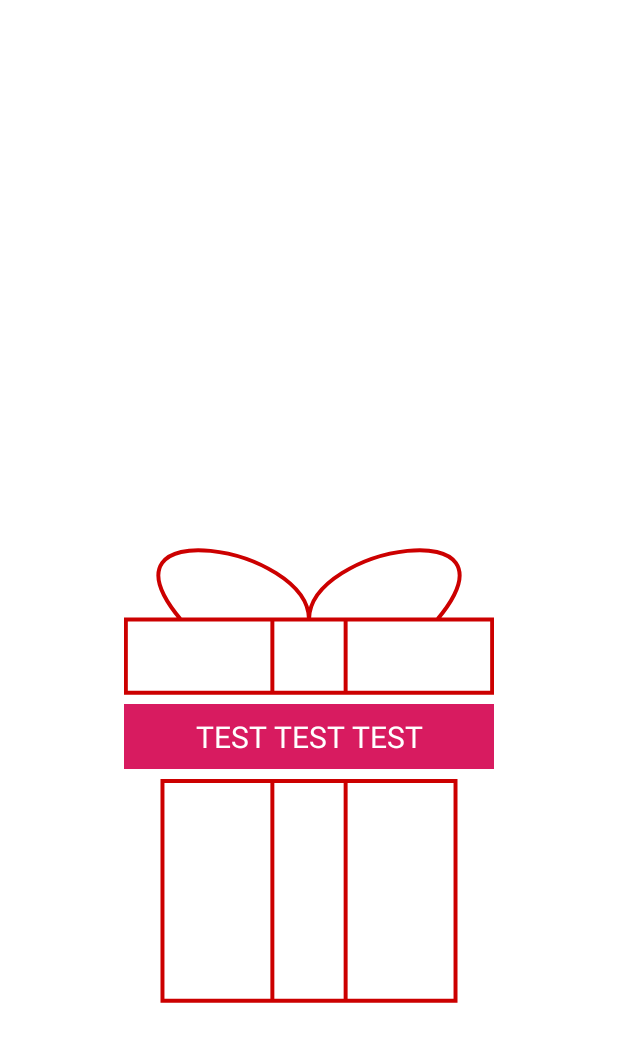
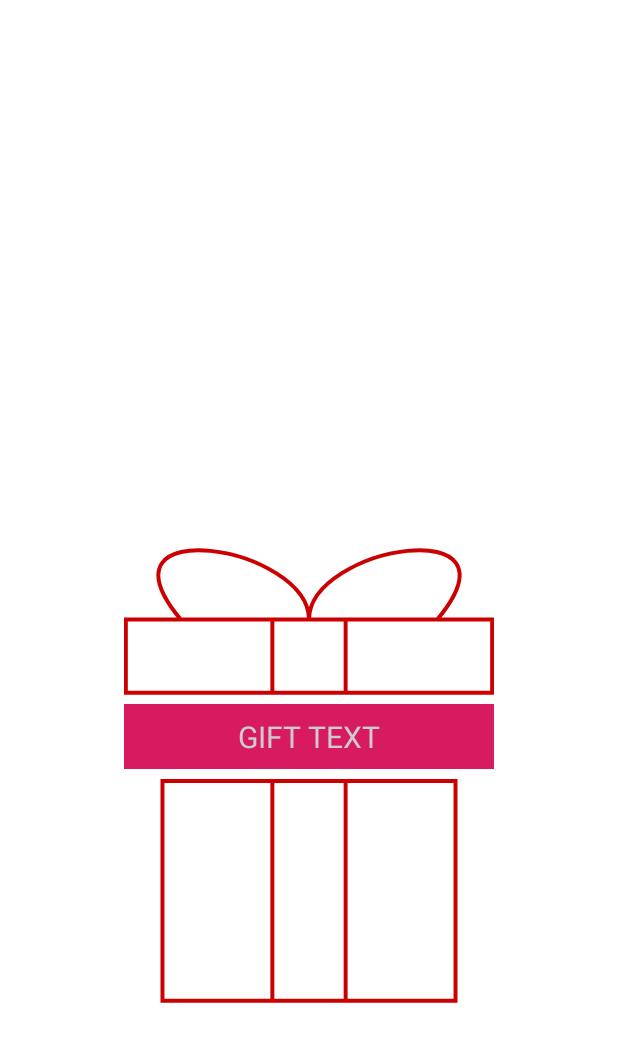
Before and after one commit to SIDOVSKY/Gifft, an Android app: the layout wrapping_fragment.xml on its own in the app's theme, with its tools: preview values and no code run, on a phone screen of 412 x 824 dp. Shown: the top 1042 px of the screen. Run offline under Robolectric (Android 15) with nearby library versions, the phone set to English and light mode, and no system bars.

Commit message:
Fix minor detekt issues

```diff
--- a/app/src/main/java/com/gifft/di/AppCommonsModule.kt
+++ b/app/src/main/java/com/gifft/di/AppCommonsModule.kt
@@ -3,7 +3,6 @@ package com.gifft.di
 import android.app.Application
 import android.content.Context
 import android.content.SharedPreferences
-import com.gifft.core.api.di.AppApiProvider
 import dagger.Module
 import dagger.Provides
 import javax.inject.Singleton
--- a/home/src/main/java/com/gifft/home/di/HomeCommonsModule.kt
+++ b/home/src/main/java/com/gifft/home/di/HomeCommonsModule.kt
@@ -3,7 +3,6 @@ package com.gifft.home.di
 import androidx.fragment.app.Fragment
 import com.gifft.core.api.di.FragmentKey
 import com.gifft.home.CreatedGiftListFragment
-import com.gifft.home.GiftListFragment
 import com.gifft.home.HomeFragment
 import com.gifft.home.ReceivedGiftListFragment
 import dagger.Binds
--- a/wrapping/src/main/java/com/gifft/wrapping/WrappingFragmentProviderImpl.kt
+++ b/wrapping/src/main/java/com/gifft/wrapping/WrappingFragmentProviderImpl.kt
@@ -1,7 +1,6 @@
 package com.gifft.wrapping
 
 import androidx.fragment.app.Fragment
-import com.gifft.core.api.underdevelopment.UnderDevelopmentFragment
 import com.gifft.wrapping.api.WrappingFragmentProvider
 import javax.inject.Inject
 
--- a/wrapping/src/main/res/layout/wrapping_fragment.xml
+++ b/wrapping/src/main/res/layout/wrapping_fragment.xml
@@ -25,11 +25,12 @@
             android:layout_marginVertical="8dp"
             android:background="@color/colorAccent"
             android:gravity="center"
+            android:hint="@string/wrapping_input_hint"
             android:importantForAutofill="no"
             android:inputType="textMultiLine|textNoSuggestions"
             android:padding="8dp"
             android:textColor="@android:color/white"
-            android:textSize="20sp"
-            tools:text="TEST TEST TEST" />
+            android:textColorHint="#cccccc"
+            android:textSize="20sp" />
     </com.gifft.gift_ui.GiftLayout>
 </androidx.constraintlayout.widget.ConstraintLayout>
--- /dev/null
+++ b/wrapping/src/main/res/values/strings.xml
@@ -0,0 +1,4 @@
+<?xml version="1.0" encoding="utf-8"?>
+<resources>
+    <string name="wrapping_input_hint">GIFT TEXT</string>
+</resources>
```
